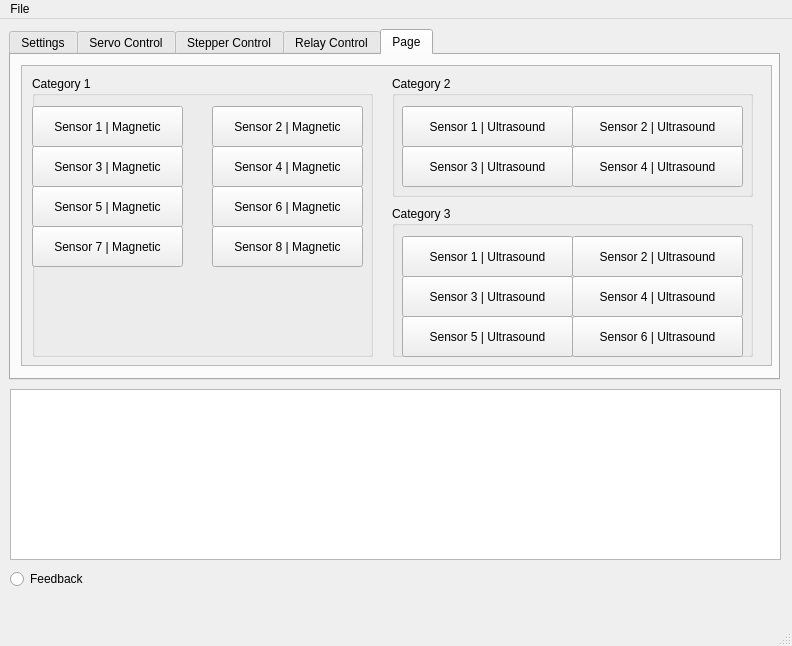
This is main.ui in pratikguru/WNS-Board-Controller as Qt 5 draws it before an edit. The edited form follows.
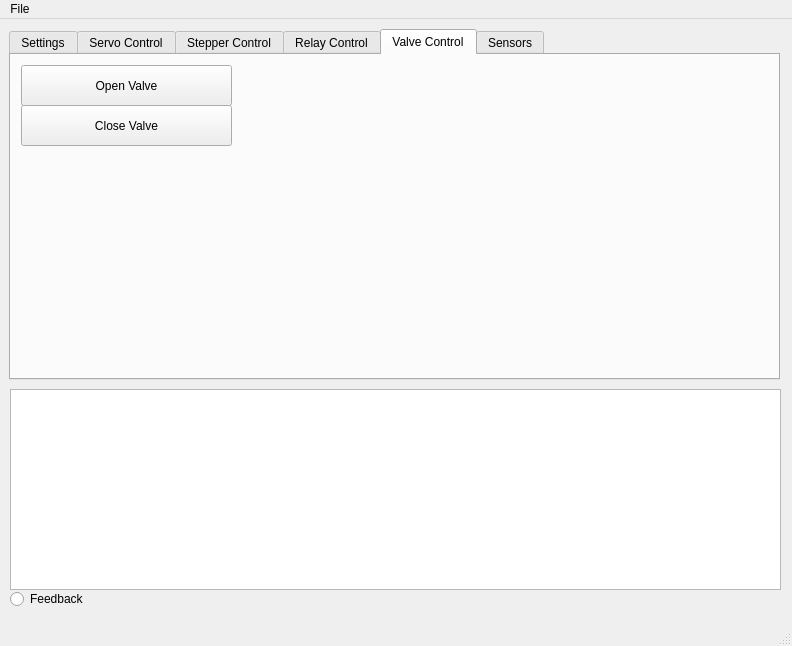
This is the edited form. The open tabs and pages were chosen to show the change.

What changed in the file:
```diff
--- a/main.ui
+++ b/main.ui
@@ -418,9 +418,40 @@
       </property>
      </widget>
     </widget>
+    <widget class="QWidget" name="tab_6">
+     <attribute name="title">
+      <string>Valve Control</string>
+     </attribute>
+     <widget class="QPushButton" name="pushButton_39">
+      <property name="geometry">
+       <rect>
+        <x>10</x>
+        <y>10</y>
+        <width>211</width>
+        <height>41</height>
+       </rect>
+      </property>
+      <property name="text">
+       <string>Open Valve</string>
+      </property>
+     </widget>
+     <widget class="QPushButton" name="pushButton_40">
+      <property name="geometry">
+       <rect>
+        <x>10</x>
+        <y>50</y>
+        <width>211</width>
+        <height>41</height>
+       </rect>
+      </property>
+      <property name="text">
+       <string>Close Valve</string>
+      </property>
+     </widget>
+    </widget>
     <widget class="QWidget" name="tab_4">
      <attribute name="title">
-      <string>Page</string>
+      <string>Sensors</string>
      </attribute>
      <widget class="QScrollArea" name="scrollArea">
       <property name="geometry">
@@ -647,7 +678,7 @@
           </rect>
          </property>
          <property name="text">
-          <string>Sensor 2 | Ultrasound</string>
+          <string>Sensor 2 | Flow</string>
          </property>
         </widget>
         <widget class="QPushButton" name="pushButton_35">
@@ -660,7 +691,7 @@
           </rect>
          </property>
          <property name="text">
-          <string>Sensor 3 | Ultrasound</string>
+          <string>Sensor 3 | Flow</string>
          </property>
         </widget>
         <widget class="QPushButton" name="pushButton_33">
@@ -673,7 +704,7 @@
           </rect>
          </property>
          <property name="text">
-          <string>Sensor 1 | Ultrasound</string>
+          <string>Sensor 1 | Flow</string>
          </property>
         </widget>
         <widget class="QPushButton" name="pushButton_34">
@@ -686,7 +717,7 @@
           </rect>
          </property>
          <property name="text">
-          <string>Sensor 4 | Ultrasound</string>
+          <string>Sensor 4 | Flow</string>
          </property>
         </widget>
         <widget class="QPushButton" name="pushButton_37">
@@ -699,7 +730,7 @@
           </rect>
          </property>
          <property name="text">
-          <string>Sensor 5 | Ultrasound</string>
+          <string>Sensor 5 | Flow</string>
          </property>
         </widget>
         <widget class="QPushButton" name="pushButton_38">
@@ -712,7 +743,7 @@
           </rect>
          </property>
          <property name="text">
-          <string>Sensor 6 | Ultrasound</string>
+          <string>Sensor 6 | Flow</string>
          </property>
         </widget>
        </widget>
@@ -726,7 +757,7 @@
       <x>10</x>
       <y>370</y>
       <width>771</width>
-      <height>171</height>
+      <height>201</height>
      </rect>
     </property>
     <property name="frameShadow">
@@ -749,7 +780,7 @@
     <property name="geometry">
      <rect>
       <x>10</x>
-      <y>550</y>
+      <y>570</y>
       <width>100</width>
       <height>20</height>
      </rect>
```
Left out of the diff: 2 changed lines with no effect on the pictures.
